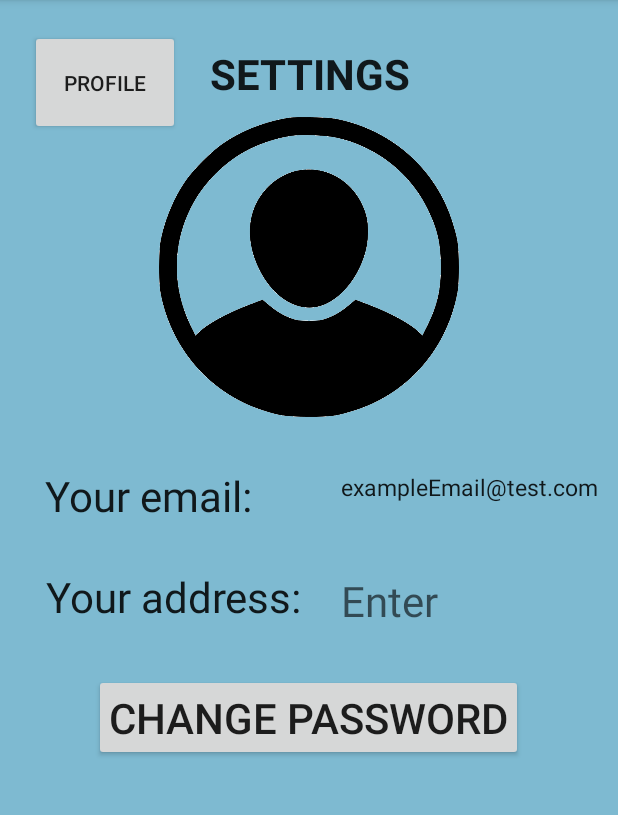
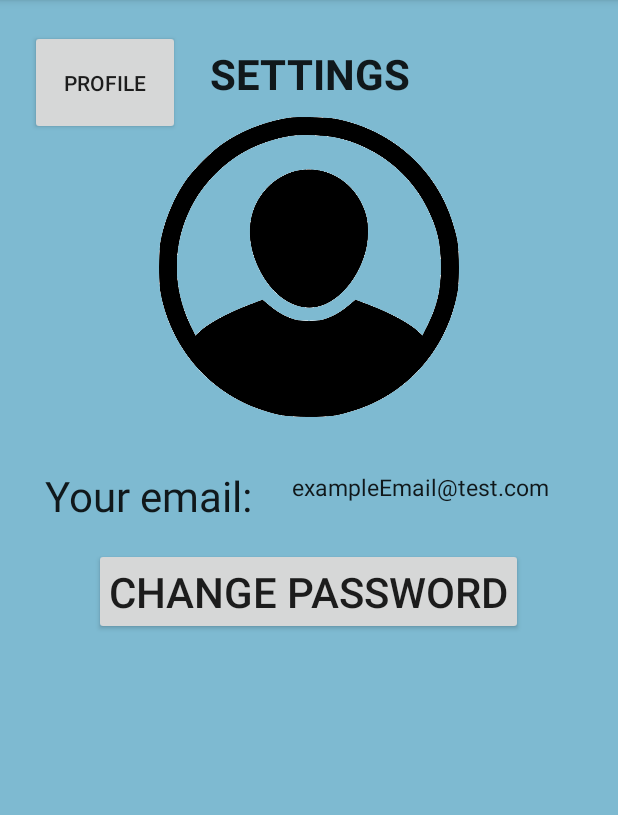
Before and after one commit to rmmartino/482f19-sarepach, an Android app: the SettingsActivity screen opened directly, with no data from a screen before it, on a phone screen of 412 x 824 dp, the part 84-899 px from its top. Run offline under Robolectric (Android 15) with nearby library versions, the phone set to English and light mode, and no system bars.

Commit message:
small change

```diff
--- a/app/src/main/res/layout/activity_settings.xml
+++ b/app/src/main/res/layout/activity_settings.xml
@@ -50,27 +50,10 @@
         style="@style/TextStyle"
         android:layout_below="@+id/profilePic"
         android:layout_marginTop="26dp"
-        android:layout_toRightOf="@id/addressLabel"
+        android:layout_toRightOf="@id/emailLabel"
         android:text="exampleEmail@test.com"
         android:textSize="15dp" />
 
-    <TextView
-        android:id="@+id/addressLabel"
-        style="@style/TextStyle"
-        android:layout_below="@+id/email"
-        android:layout_marginTop="23dp"
-        android:text="Your address: "
-        android:textSize="28sp"
-        android:layout_alignLeft="@id/returnToItems"/>
-
-    <TextView
-        android:id="@+id/address"
-        style="@style/TextStyle"
-        android:layout_below="@+id/email"
-        android:layout_marginTop="26dp"
-        android:layout_toRightOf="@id/addressLabel"
-        android:hint="Enter"
-        android:textSize="28sp" />
 
     <Button
         android:id="@+id/changePassword"
@@ -79,7 +62,7 @@
         android:layout_marginTop="20dp"
         android:textSize="28sp"
         android:text="Change Password"
-        android:layout_below="@+id/address"
+        android:layout_below="@+id/email"
         android:onClick="goChange"
         />
 
```
